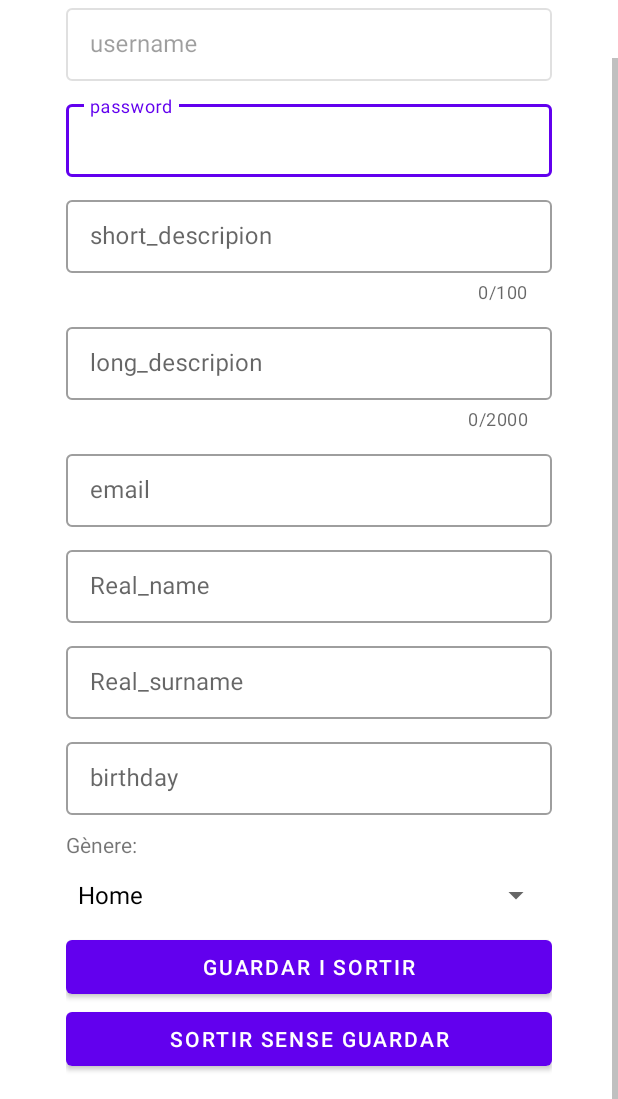
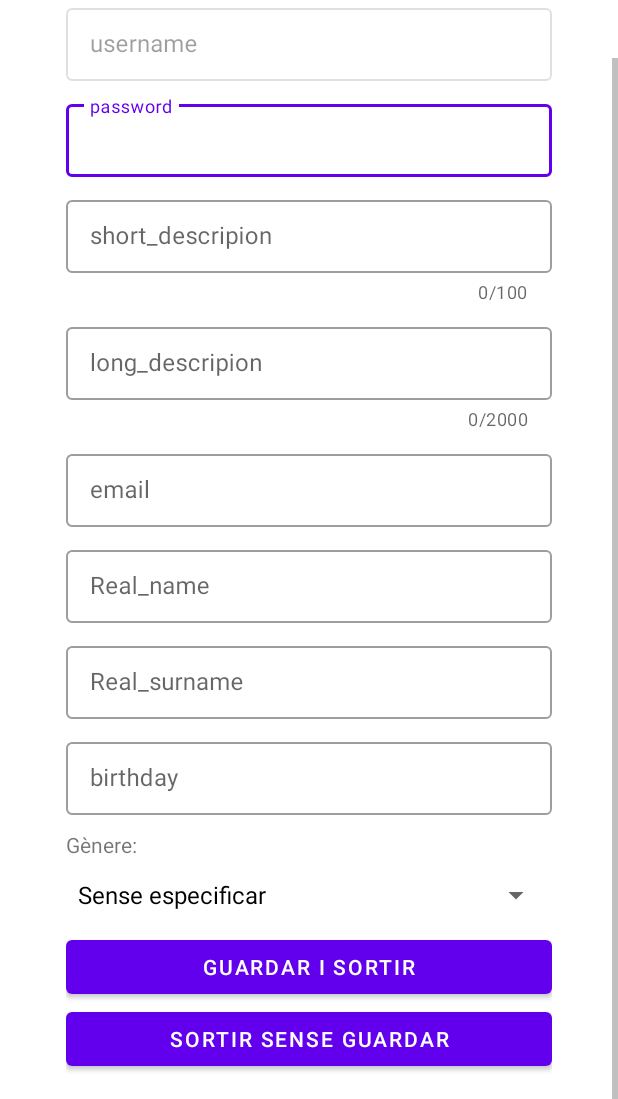
Before and after one commit to ramontu/Agamers, an Android app: the EditAccountActivity screen opened directly, with no data from a screen before it, scrolled down 154 dp, on a phone screen of 412 x 824 dp, the part 137-1236 px from its top. Run offline under Robolectric (Android 15) with nearby library versions, the phone set to English and light mode, and no system bars; our stand-ins replace data binding; libraries missing offline, so code that uses them is left out: com.karumi.dexter; network calls fail; pictures from the network do not load; 1 statement that could not run was skipped.

Commit message:
petits canvis

```diff
--- a/client/app/src/main/java/dam/agamers/gtidic/udl/agamers/validators/AccountValidator.java
+++ b/client/app/src/main/java/dam/agamers/gtidic/udl/agamers/validators/AccountValidator.java
@@ -43,13 +43,12 @@ public class AccountValidator {
     }
 
     /**
-     * TODO Falta posar limit de caràcters
      * Comprova que el nom o cognom siguin viables
      * @param nom_cognom String: nom o cognom que es vol comprovar
      * @return Retorna si es viable o no
      */
     public static boolean check_nameOrSurnameValid(String nom_cognom){
-        return patternIsValid(nom_cognom, "[A-Za-zÀ-Ÿà-ÿ]{3,18}(\\s){0,1}[A-Za-zÀ-Ÿà-ÿ]{0,18}$"); //TODO possiblement cambiar limit de caràcters
+        return patternIsValid(nom_cognom, "[A-Za-zÀ-Ÿà-ÿ]{3,18}(\\s){0,1}[A-Za-zÀ-Ÿà-ÿ]{0,18}$");
     }
 
     /**
--- a/client/app/src/main/java/dam/agamers/gtidic/udl/agamers/viewmodels/EditAccountViewModel.java
+++ b/client/app/src/main/java/dam/agamers/gtidic/udl/agamers/viewmodels/EditAccountViewModel.java
@@ -19,6 +19,7 @@ import java.util.Date;
 import java.util.Objects;
 
 import dam.agamers.gtidic.udl.agamers.models.Account;
+import dam.agamers.gtidic.udl.agamers.models.enums.AccountTypeEnum;
 import dam.agamers.gtidic.udl.agamers.models.enums.GenereEnum;
 import dam.agamers.gtidic.udl.agamers.repositories.AccountRepo;
 
@@ -48,10 +49,20 @@ public class EditAccountViewModel {
     }
 
 
-    public MutableLiveData<Account> getAccountMutableLiveData(){
+    public void setParameters(){
         accountRepo.download_user_info();
-        return accountRepo.getmAccountInfo();
+        Account account = accountRepo.getmAccountInfo().getValue();
+        if (account != null){
+            username.setValue(account.getUsername());
+            account_type.setValue(AccountTypeEnum.valueOf(account.getAccount_type().toString()).toString());
+        }
+        else {
+            //TODO mostrar missatge d'error al mostrar la informació
+        }
+
+
     }
+
 
     public void uploadAccountImage(File imageFile){
         Log.d("VM", "uploading image... using repo");
--- a/client/app/src/main/java/dam/agamers/gtidic/udl/agamers/views/EditAccountActivity.java
+++ b/client/app/src/main/java/dam/agamers/gtidic/udl/agamers/views/EditAccountActivity.java
@@ -96,6 +96,7 @@ public class EditAccountActivity extends CommonActivity {
 
     private void setSpinnerGenere(){
         Spinner spinner = findViewById(R.id.edit_info_genere_spinner);
+
         List<String> llista = new ArrayList<>();
         for( int i = 0; i < GenereEnum.values().length; i++){
             llista.add(GenereEnum.values()[i].toString(this));
@@ -103,30 +104,26 @@ public class EditAccountActivity extends CommonActivity {
         SpinnerAdapter spinnerAdapter = new ArrayAdapter<>(this, R.layout.support_simple_spinner_dropdown_item,llista);
         spinner.setAdapter(spinnerAdapter);
 
+        int position = 3;
         /*
-        switch (genereEnum){
-            case M:
-                spinner.setSelection(0);
-                break;
-            case F:
-                spinner.setSelection(1);
-                break;
-            case NB:
-                spinner.setSelection(2);
-                break;
-            default:
-                spinner.setSelection(3);
-                break;
+        if (genereEnum != null){
+
+            for (int i = 0; i < spinner.getCount(); i++){
+                if (spinner.getItemAtPosition(i).toString().equalsIgnoreCase("Dona")){ //NO acaba de funcionar diu que genereenum es null
+                    position = i;
+                }
+            }
         }
 
          */
-
-
+        spinner.setSelection(position);
     }
 
 
 
     private void setInformation(){
+        editAccountViewModel.setParameters();
+        /*
         editAccountViewModel.getAccountMutableLiveData().observe(this, new Observer<Account>() {
             @Override
             public void onChanged(Account account) {
@@ -142,6 +139,8 @@ public class EditAccountActivity extends CommonActivity {
                 //TODO enxcara falten valors
             }
         });
+
+         */
     }
 
     private void init_validation(){
```
Also changed, not shown: client/app/src/main/AndroidManifest.xml (+4 -5 lines).
